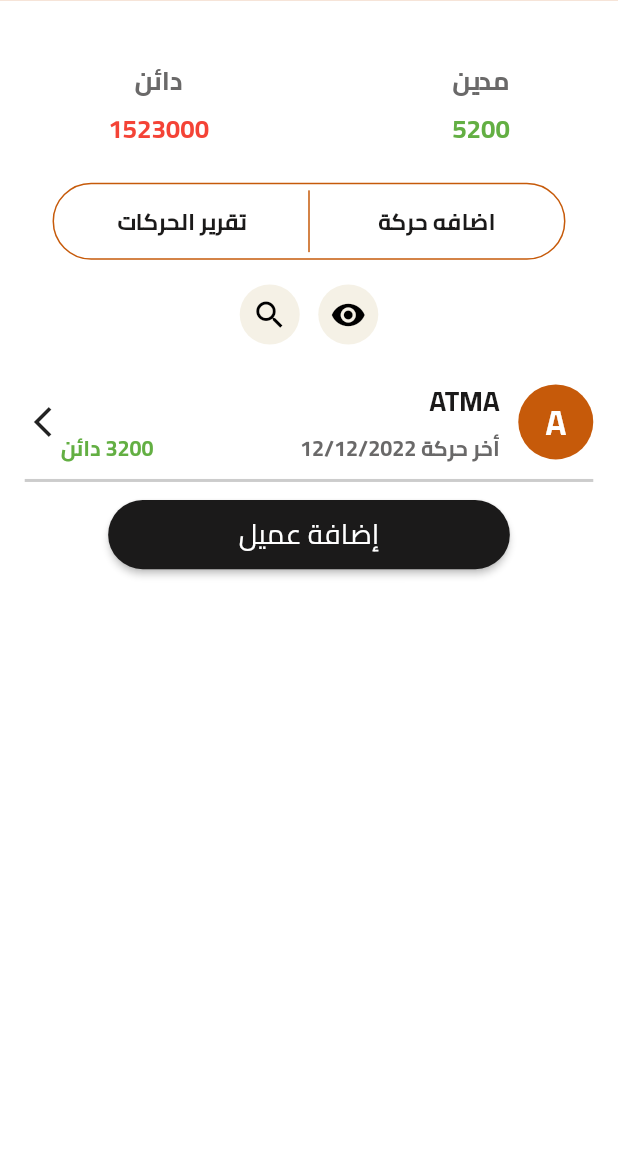
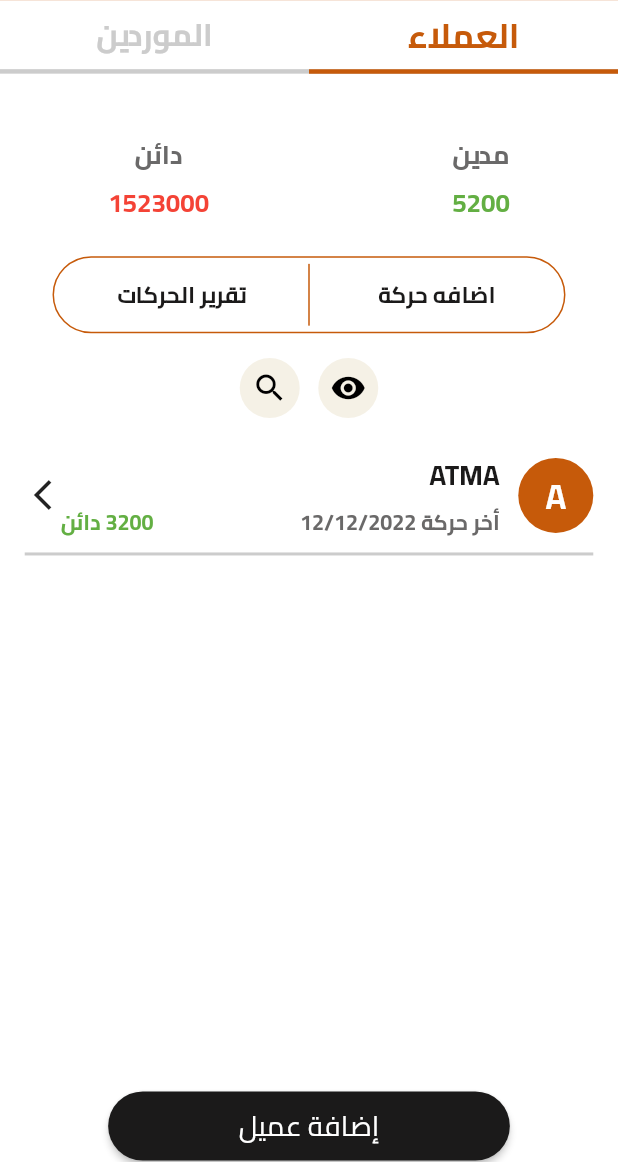
Before and after one commit to nabawyhussein/ERP, a Flutter app: the CustomersAndSuppliersScreen screen opened by its route, on a phone screen of 412 x 824 dp, the part 74-1236 px from its top. Run offline on Flutter 3.47's test engine with Material 2 defaults, Android fonts, the phone set to English and light mode, and no system bars; our stand-ins replace bloc, easy_localization, flutter_bloc, flutter_svg, flutter_zoom_drawer, font_awesome_flutter and 3 more; missing offline and left inert: custom_marker, geocoder; project files that could hold a hidden picture were left out.

Commit message:
CustomersAndSuppliersScreen TabBar

```diff
--- a/lib/presentation/main_screen/customers_And_Suppliers/screens/customers_and_suppliers_screen.dart
+++ b/lib/presentation/main_screen/customers_And_Suppliers/screens/customers_and_suppliers_screen.dart
@@ -7,11 +7,29 @@ import 'package:labeeb_front/presentation/common_widget/print_show_search_row_wi
 import 'package:labeeb_front/translations/locale_keys.g.dart';
 import '../../../common_widget/buid_app_bar.dart';
 import '../../../common_widget/common_list_tile_row_data_widget.dart';
+import '../../../resources/color_manger.dart';
 import '../../../resources/font_manger.dart';
+import '../../../resources/style_manger.dart';
 
-class CustomersAndSuppliersScreen extends StatelessWidget {
+class CustomersAndSuppliersScreen extends StatefulWidget {
   const CustomersAndSuppliersScreen({Key? key}) : super(key: key);
 
+  @override
+  State<CustomersAndSuppliersScreen> createState() => _CustomersAndSuppliersScreenState();
+}
+
+class _CustomersAndSuppliersScreenState extends State<CustomersAndSuppliersScreen> with SingleTickerProviderStateMixin{
+  TabController? customersAndSuppliersTabController;
+  void initState() {
+    // TODO: implement initState
+    super.initState();
+    customersAndSuppliersTabController = TabController(vsync: this, length: 2);
+  }
+  @override
+  void dispose() {
+    customersAndSuppliersTabController!.dispose();
+    super.dispose();
+  }
   @override
   Widget build(BuildContext context) {
     return Scaffold(
@@ -20,11 +38,55 @@ class CustomersAndSuppliersScreen extends StatelessWidget {
           child:  CommonAppBar(
             title: LocaleKeys.customersAndSuppliers.tr(),
           )),
-      body: SingleChildScrollView(
-        padding: EdgeInsets.zero,
-        child: Column(
+      body: Column(
         crossAxisAlignment: CrossAxisAlignment.center,
         // mainAxisAlignment: MainAxisAlignment.center,
+        children: [
+          Expanded(
+            child: Column(
+              children: [
+                Stack(
+                  children: [
+                    Positioned.fill(
+                        child: Container(decoration:  const BoxDecoration(
+                          border:  Border(
+                            bottom: BorderSide(
+                              color: ColorManger.dividerColor,
+                              width: 3.0,
+                            ),
+                          ),
+                        ),)),
+                    TabBar(
+                      controller: customersAndSuppliersTabController,
+                      indicatorColor: ColorManger.primary,
+                      indicatorPadding: EdgeInsets.zero,
+
+                      indicatorSize: TabBarIndicatorSize.tab,
+                      indicatorWeight: 3,
+                      labelColor: ColorManger.primary,
+                      unselectedLabelStyle: getBoldStyle(
+                          fontSize: AppSize.size(context).width * .05,
+                          color: ColorManger.black),
+                      labelStyle: getBoldStyle(
+                          fontSize: AppSize.size(context).width * .055,
+                          color: ColorManger.black),
+                      unselectedLabelColor: ColorManger.dividerColor,
+                      tabs: [
+                        Tab(
+                          text: LocaleKeys.customers.tr(),
+                        ),
+                        Tab(
+                          text: LocaleKeys.Suppliers.tr(),
+                        ),
+                      ],
+                    ),
+                  ],
+                ),
+                Expanded(
+                  child: TabBarView(
+                    controller: customersAndSuppliersTabController,
+                    children: [
+                      Column(
                         children: [
                           Padding(
                               padding: EdgeInsets.symmetric(
@@ -43,15 +105,31 @@ class CustomersAndSuppliersScreen extends StatelessWidget {
                                   const PrintSearchRowIconsWidget(showPrinter: false),
                                 ],
                               )),
-
                           CommonListTileDataWidget(titleTxt: "ATMA",
                             subTitleTxt: LocaleKeys.lastMove.tr() +" 12/12/2022 ",
                             statusTxt: ' 3200 '+ LocaleKeys.Creditor.tr(), circleTxt: 'A',),
+                        ],
+                      ),
+                      Center(
+                          child: Text(
+                            LocaleKeys.sorryThereAreNoPreviousRequests.tr(),
+                            style: getSemiBoldStyle(
+                                color: ColorManger.grey,
+                                fontSize: AppSize.size(context).width * .045),
+                          ))
+                    ],
+                  ),
+                ),
+
+              ],
+            ),
+          ),
+
+
 
           BuildButtonWidget(txt: LocaleKeys.addClient.tr(),darkGrey: false,onPressed: (){},),
         ],
       ),
-      ),
     );
   }
 }
--- a/lib/presentation/main_screen/treasury_and_bonds/screens/treasury_and_bonds_screen.dart
+++ b/lib/presentation/main_screen/treasury_and_bonds/screens/treasury_and_bonds_screen.dart
@@ -31,9 +31,7 @@ class _TreasuryAndBondsScreensState extends State<TreasuryAndBondsScreens>  with
      treasuryTabController!.dispose();
      super.dispose();
    }
-   //vertical: AppSize.size(context).height * 0.02,
-   //                   horizontal: AppSize.size(context).width * 0.085
-  @override
+   @override
   Widget build(BuildContext context) {
     return Scaffold(
       appBar: PreferredSize(
--- a/lib/presentation/resources/routes_manger.dart
+++ b/lib/presentation/resources/routes_manger.dart
@@ -56,8 +56,6 @@ class RouteGenerator {
         return createRoute(OnBoardingScreen());
         case Routes.selectMainCategoryScreen:
         return createRoute(const SelectMainCategoryScreen());
-        case Routes.customersAndSuppliersScreen:
-        return createRoute(const CustomersAndSuppliersScreen());
         case Routes.invoicesScreen:
         return createRoute(const InvoicesScreen());
         case Routes.dailyRestrictionsScreen:
@@ -66,6 +64,8 @@ class RouteGenerator {
         return createRoute(const PricesOffersScreen());
         case Routes.treasuryAndBondsScreens:
         return createRouteForStateFul(const TreasuryAndBondsScreens());
+      case Routes.customersAndSuppliersScreen:
+        return createRouteForStateFul(const CustomersAndSuppliersScreen());
       default:
         return unDefinedRoute();
     }
```
Lines whose indentation alone changed are shown as unchanged.
